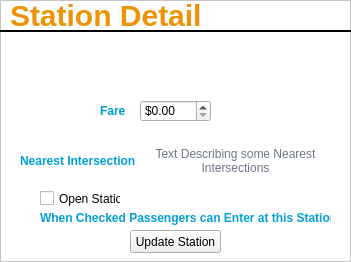
The window that app/ui/stationDetail.ui (alishan-kaisani/CS4400-GUI) describes before a commit, drawn with Qt 5.
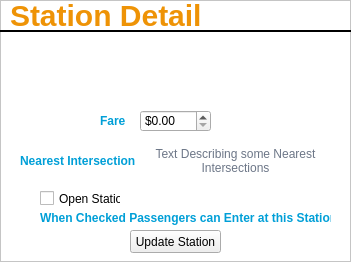
The same window after the commit. Icons and pictures are not drawn.

The edit to the form file:
```diff
--- a/app/ui/stationDetail.ui
+++ b/app/ui/stationDetail.ui
@@ -34,17 +34,17 @@
   <widget class="QLabel" name="stopIdLabel">
    <property name="geometry">
     <rect>
-     <x>260</x>
+     <x>250</x>
      <y>40</y>
-     <width>81</width>
-     <height>51</height>
+     <width>91</width>
+     <height>71</height>
     </rect>
    </property>
    <property name="autoFillBackground">
     <bool>false</bool>
    </property>
    <property name="styleSheet">
-    <string notr="true">#stopIdLabel {color: #eecb06; font-size: 15px; font-weight: bold; background-color: transparent}</string>
+    <string notr="true">#stopIdLabel {color: #eecb06; font-size: 20px; font-weight: bold; background-color: transparent}</string>
    </property>
    <property name="text">
     <string/>
@@ -114,9 +114,9 @@
    <property name="geometry">
     <rect>
      <x>150</x>
-     <y>140</y>
+     <y>130</y>
      <width>171</width>
-     <height>41</height>
+     <height>61</height>
     </rect>
    </property>
    <property name="styleSheet">
@@ -195,8 +195,8 @@
     <rect>
      <x>10</x>
      <y>40</y>
-     <width>221</width>
-     <height>51</height>
+     <width>231</width>
+     <height>71</height>
     </rect>
    </property>
    <property name="layoutDirection">
@@ -206,7 +206,7 @@
     <bool>false</bool>
    </property>
    <property name="styleSheet">
-    <string notr="true">#stationNameLabel{color:#ee5706; font-size: 10pt; background-color: transparent; font-weight: bold;}</string>
+    <string notr="true">#stationNameLabel{color:#ee5706; font-size: 18px; background-color: transparent; font-weight: bold;}</string>
    </property>
    <property name="lineWidth">
     <number>2</number>
@@ -234,7 +234,7 @@
    <property name="geometry">
     <rect>
      <x>100</x>
-     <y>100</y>
+     <y>110</y>
      <width>31</width>
      <height>21</height>
     </rect>
@@ -279,7 +279,7 @@
    <property name="geometry">
     <rect>
      <x>140</x>
-     <y>100</y>
+     <y>110</y>
      <width>71</width>
      <height>22</height>
     </rect>
```
Left out of the diff: 3 changed lines with no effect on the pictures.
